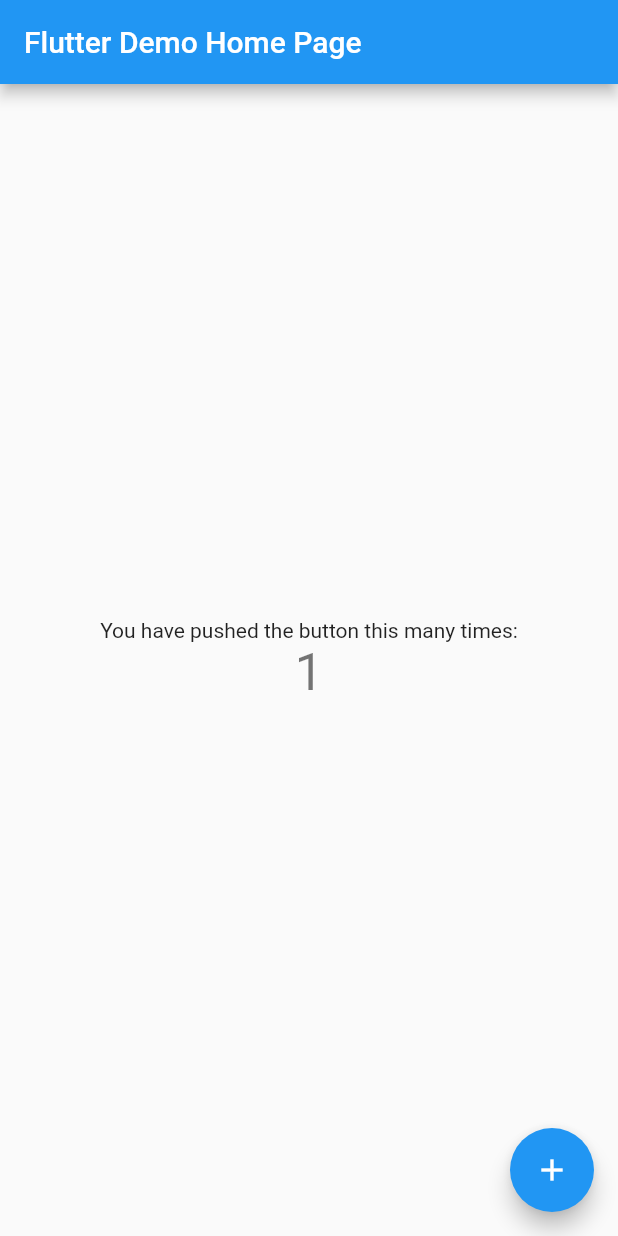
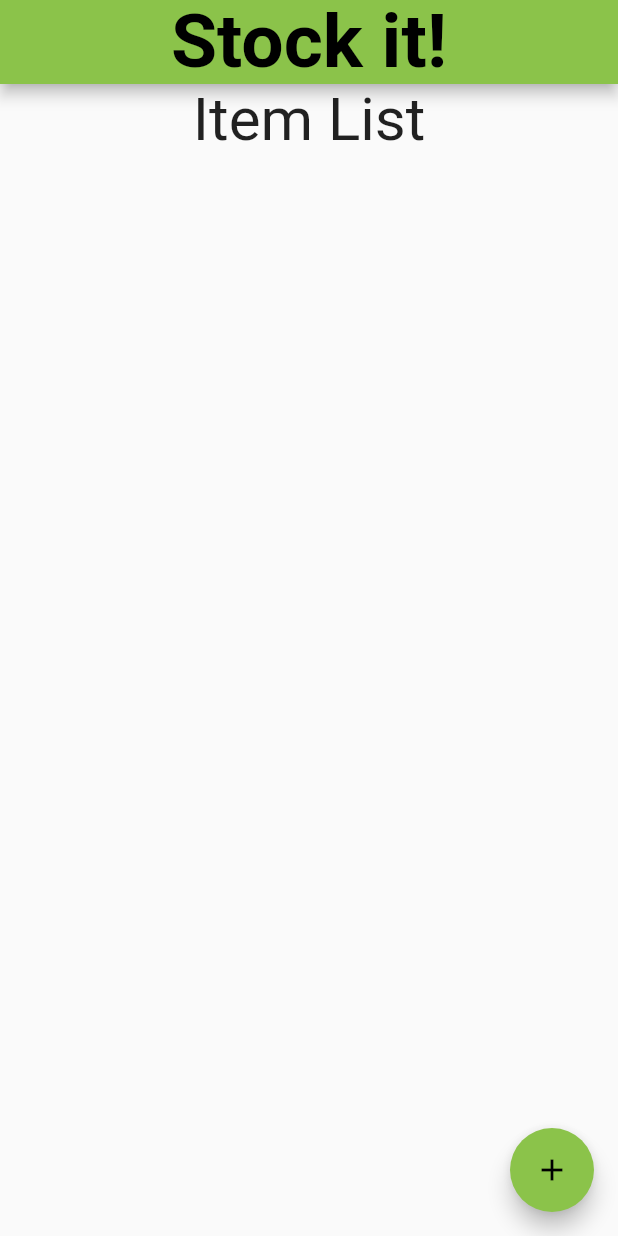
Before and after one commit to GamingGuitarMan/CIS350, a Flutter app: the screen it shows after launch, after a tap on the "add" icon, on a phone screen of 412 x 824 dp. Run offline on Flutter 3.47's test engine with Material 2 defaults, Android fonts, the phone set to English and light mode, and no system bars; our stand-ins replace cloud_firestore, firebase_core, google_fonts; accounts and stored records are empty.

Commit message:
Changes
Added functionality to button, to add generic butter item to database. Added some code to display database, but not currently functioning. Changed the title to "Stock it!" with different font.

```diff
--- a/stock_it_application/lib/main.dart
+++ b/stock_it_application/lib/main.dart
@@ -1,7 +1,14 @@
+import 'package:cloud_firestore/cloud_firestore.dart';
 import 'package:flutter/material.dart';
 import 'package:firebase_core/firebase_core.dart';
+import 'package:google_fonts/google_fonts.dart';
 
-void main() => runApp(MyApp());
+Future main() async {
+  WidgetsFlutterBinding.ensureInitialized();
+  await Firebase.initializeApp();
+
+  runApp(MyApp());
+}
 
 class MyApp extends StatelessWidget {
   const MyApp({super.key});
@@ -10,7 +17,7 @@
   @override
   Widget build(BuildContext context) {
     return MaterialApp(
-      title: 'Flutter Demo',
+      title: 'Stock it!',
       theme: ThemeData(
         // This is the theme of your application.
         //
@@ -21,9 +28,46 @@
         // or simply save your changes to "hot reload" in a Flutter IDE).
         // Notice that the counter didn't reset back to zero; the application
         // is not restarted.
-        primarySwatch: Colors.blue,
+        primarySwatch: Colors.lightGreen,
       ),
-      home: const MyHomePage(title: 'Flutter Demo Home Page'),
+      home: const MyHomePage(title: 'Stock it!'),
+    );
+  }
+}
+
+class itemList extends StatefulWidget {
+  @override
+  _itemListState createState() => _itemListState();
+}
+
+class _itemListState extends State<itemList> {
+  final Stream<QuerySnapshot> _itemStream =
+      FirebaseFirestore.instance.collection('item').snapshots();
+
+  @override
+  Widget build(BuildContext context) {
+    return StreamBuilder<QuerySnapshot>(
+      stream: _itemStream,
+      builder: (BuildContext context, AsyncSnapshot<QuerySnapshot> snapshot) {
+        if (snapshot.hasError) {
+          return const Text('Something went wrong');
+        }
+
+        if (snapshot.connectionState == ConnectionState.waiting) {
+          return const CircularProgressIndicator();
+        }
+
+        return ListView(
+          children: snapshot.data!.docs.map((DocumentSnapshot document) {
+            Map<String, dynamic> data =
+                document.data()! as Map<String, dynamic>;
+            return ListTile(
+              title: Text(data['name']),
+              subtitle: Text(data['shelf-life']),
+            );
+          }).toList(),
+        );
+      },
     );
   }
 }
@@ -60,6 +104,14 @@
     });
   }
 
+  void addItem() {
+    setState(() {
+      FirebaseFirestore.instance
+          .collection('item')
+          .add({'name': 'butter', 'shelf-life': 99});
+    });
+  }
+
   @override
   Widget build(BuildContext context) {
     // This method is rerun every time setState is called, for instance as done
@@ -70,9 +122,12 @@
     // than having to individually change instances of widgets.
     return Scaffold(
       appBar: AppBar(
+        centerTitle: true,
         // Here we take the value from the MyHomePage object that was created by
         // the App.build method, and use it to set our appbar title.
-        title: Text(widget.title),
+        title: Text(widget.title,
+            style: GoogleFonts.architectsDaughter(
+                fontSize: 50, fontWeight: FontWeight.w700)),
       ),
       body: Center(
         // Center is a layout widget. It takes a single child and positions it
@@ -91,22 +146,18 @@
           // how it positions its children. Here we use mainAxisAlignment to
           // center the children vertically; the main axis here is the vertical
           // axis because Columns are vertical (the cross axis would be
-          // horizontal).
-          mainAxisAlignment: MainAxisAlignment.center,
+          // horizontal).,
           children: <Widget>[
             const Text(
-              'You have pushed the button this many times:',
-            ),
-            Text(
-              '$_counter',
-              style: Theme.of(context).textTheme.headline4,
+              'Item List',
+              style: TextStyle(fontSize: 40),
             ),
           ],
         ),
       ),
       floatingActionButton: FloatingActionButton(
-        onPressed: _incrementCounter,
-        tooltip: 'Increment',
+        onPressed: addItem,
+        tooltip: 'addItem',
         child: const Icon(Icons.add),
       ), // This trailing comma makes auto-formatting nicer for build methods.
     );
--- a/stock_it_application/pubspec.yaml
+++ b/stock_it_application/pubspec.yaml
@@ -38,6 +38,7 @@
   # The following adds the Cupertino Icons font to your application.
   # Use with the CupertinoIcons class for iOS style icons.
   cupertino_icons: ^1.0.2
+  google_fonts: ^3.0.1
 
 dev_dependencies:
   flutter_test:
```
Also changed, not shown: stock_it_application/pubspec.lock, 1 other file.
